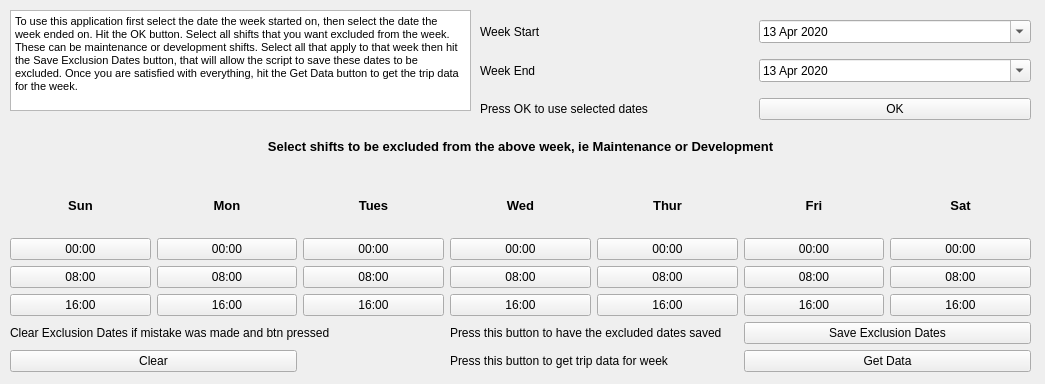
Above: Weekly_Stats_Application.ui from Travis-Richard/Weekly_Stats before the change. Below: the same form after it.
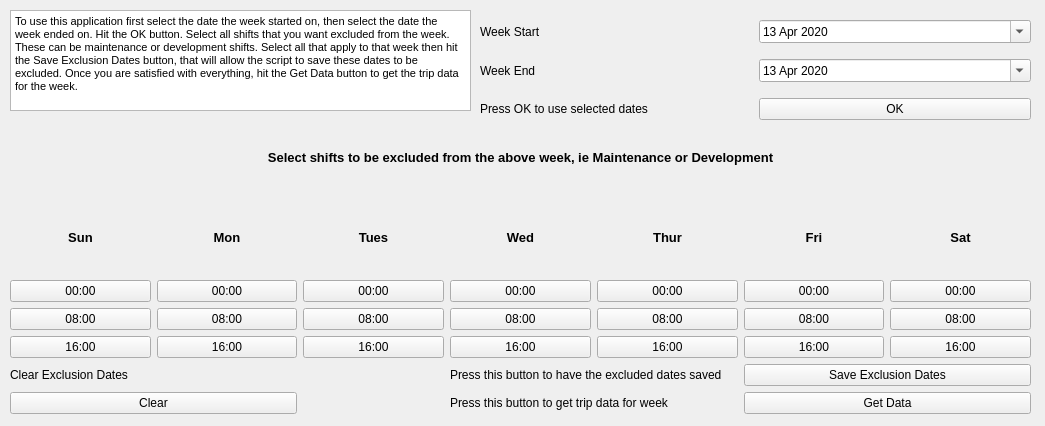
That is the form after the change.

What changed in the file:
```diff
--- a/Weekly_Stats_Application.ui
+++ b/Weekly_Stats_Application.ui
@@ -7,7 +7,7 @@
     <x>0</x>
     <y>0</y>
     <width>1045</width>
-    <height>384</height>
+    <height>426</height>
    </rect>
   </property>
   <property name="windowTitle">
@@ -148,7 +148,7 @@
      <x>10</x>
      <y>120</y>
      <width>1021</width>
-     <height>252</height>
+     <height>294</height>
     </rect>
    </property>
    <layout class="QGridLayout" name="Exclusion_Dates">
@@ -599,7 +599,7 @@
     <item row="6" column="0" colspan="3">
      <widget class="QLabel" name="clear_label">
       <property name="text">
-       <string>Clear Exclusion Dates if mistake was made and btn pressed</string>
+       <string>Clear Exclusion Dates</string>
       </property>
      </widget>
     </item>
```
Left out of the diff: 398 changed lines with no effect on the pictures.
